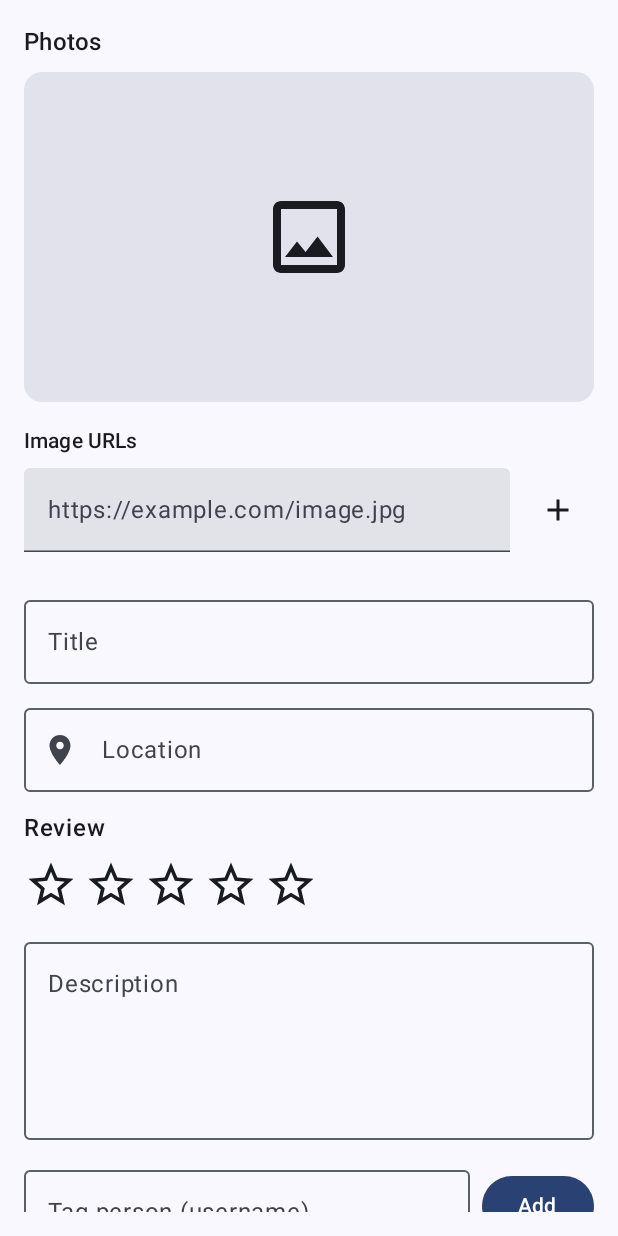
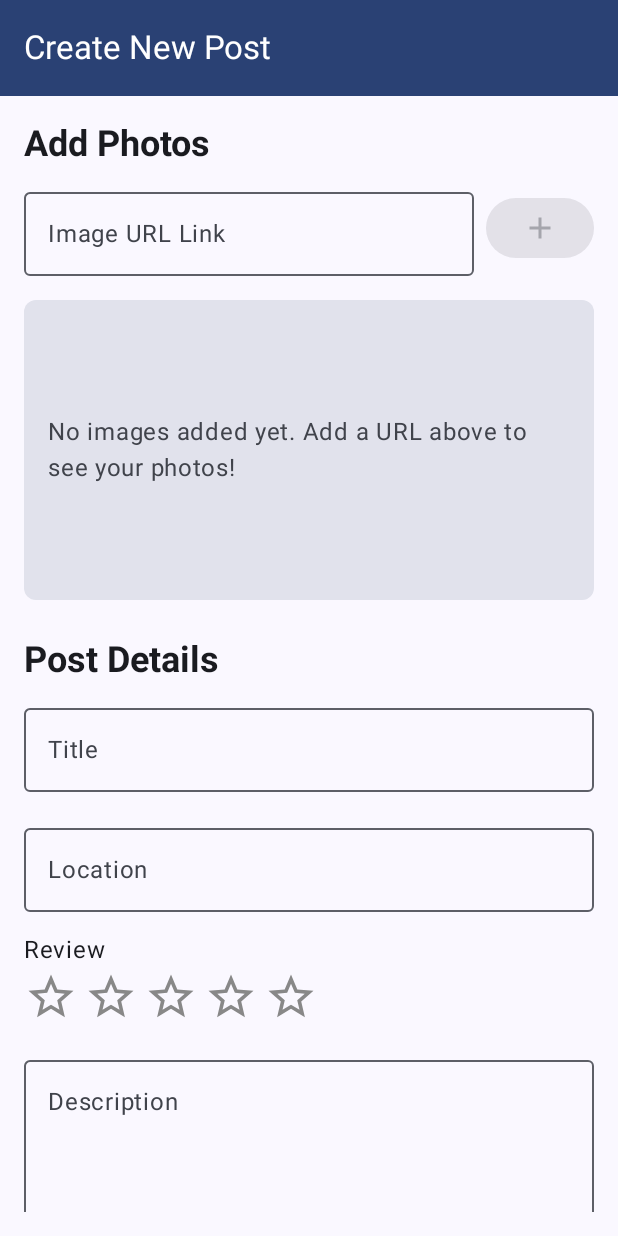
Before and after one commit to shehan-wijekoon/TravelerGuidMobileApp, an Android app built with Jetpack Compose: the composable CreatePostScreen shown on its own in the app's theme, on a phone screen of 412 x 824 dp. Run offline under Robolectric (Android 15) with nearby library versions, the phone set to English and light mode, and no system bars.

Commit message:
Refactor CreatePost feature and update dependencies
Refactored the CreatePostScreen and CreatePostViewModel to simplify image URL handling, post details, and review logic. Updated dependencies in build.gradle.kts for Compose Material3, icons, and Coil. Removed the old CreatePostViewModel implementation and replaced it with a new version using a single input field and improved state management. MainActivity now launches the new CreatePostScreen.

```diff
--- a/app/src/main/java/com/example/travelerguidemobileapp/screens/CreatePostScreen.kt
+++ b/app/src/main/java/com/example/travelerguidemobileapp/screens/CreatePostScreen.kt
@@ -1,263 +1,225 @@
-package com.example.travelerguidemobileapp.screens
+package com.example.travelguidemobileapp.screens
 
-import androidx.compose.foundation.layout.FlowRow
-import androidx.compose.foundation.layout.ExperimentalLayoutApi
-import androidx.compose.material3.ExperimentalMaterial3Api
-import androidx.compose.material3.AssistChip
-import androidx.compose.material3.Icon
-import androidx.compose.material3.Text
-import androidx.compose.material.icons.filled.Close
-
+import androidx.compose.foundation.Image
 import androidx.compose.foundation.background
 import androidx.compose.foundation.clickable
 import androidx.compose.foundation.layout.*
-import androidx.compose.foundation.layout.FlowRow
 import androidx.compose.foundation.lazy.LazyRow
+import androidx.compose.foundation.lazy.items
 import androidx.compose.foundation.rememberScrollState
 import androidx.compose.foundation.shape.RoundedCornerShape
 import androidx.compose.foundation.verticalScroll
 import androidx.compose.material.icons.Icons
 import androidx.compose.material.icons.filled.Add
-import androidx.compose.material.icons.filled.Place
+import androidx.compose.material.icons.filled.Delete
 import androidx.compose.material.icons.filled.Star
-import androidx.compose.material.icons.outlined.Image
-import androidx.compose.material.icons.outlined.StarBorder
+import androidx.compose.material.icons.filled.StarBorder
 import androidx.compose.material3.*
 import androidx.compose.runtime.*
 import androidx.compose.ui.Alignment
 import androidx.compose.ui.Modifier
 import androidx.compose.ui.draw.clip
+import androidx.compose.ui.graphics.Color
 import androidx.compose.ui.layout.ContentScale
-import androidx.compose.ui.platform.LocalContext
-import androidx.compose.ui.platform.LocalFocusManager
 import androidx.compose.ui.text.font.FontWeight
-import androidx.compose.ui.text.input.TextFieldValue
+import androidx.compose.ui.tooling.preview.Preview
 import androidx.compose.ui.unit.dp
-import androidx.compose.ui.unit.sp
 import androidx.lifecycle.viewmodel.compose.viewModel
-import coil.compose.AsyncImage
-import coil.request.ImageRequest
-import com.example.travelerguidemobileapp.viewmodel.CreatePostViewModel
+import coil.compose.rememberAsyncImagePainter
+import com.example.travelguidemobileapp.viewmodel.CreatePostViewModel
 
-@OptIn(ExperimentalLayoutApi::class, ExperimentalMaterial3Api::class)
+@OptIn(ExperimentalMaterial3Api::class)
 @Composable
-fun CreatePostScreen(
-    vm: CreatePostViewModel = viewModel()
-) {
+fun CreatePostScreen(viewModel: CreatePostViewModel = viewModel()) {
     val scrollState = rememberScrollState()
-    val focusManager = LocalFocusManager.current
 
+    Scaffold(
+        topBar = {
+            TopAppBar(
+                title = { Text("Create New Post") },
+                colors = TopAppBarDefaults.topAppBarColors(
+                    containerColor = MaterialTheme.colorScheme.primary,
+                    titleContentColor = MaterialTheme.colorScheme.onPrimary
+                )
+            )
+        }
+    ) { paddingValues ->
         Column(
             modifier = Modifier
                 .fillMaxSize()
+                .padding(paddingValues)
                 .padding(16.dp)
                 .verticalScroll(scrollState),
+            horizontalAlignment = Alignment.CenterHorizontally
         ) {
+            // Image URL Input and Display
             Text(
-            text = "Photos",
-            style = MaterialTheme.typography.titleMedium,
-            modifier = Modifier.padding(bottom = 8.dp)
+                text = "Add Photos",
+                style = MaterialTheme.typography.headlineSmall,
+                fontWeight = FontWeight.Bold,
+                modifier = Modifier.align(Alignment.Start)
             )
-
-        if (vm.imageUrls.isEmpty()) {
-            Box(
-                modifier = Modifier
-                    .fillMaxWidth()
-                    .height(220.dp)
-                    .clip(RoundedCornerShape(12.dp))
-                    .background(MaterialTheme.colorScheme.surfaceVariant),
-                contentAlignment = Alignment.Center
-            ) {
-                Icon(
-                    imageVector = Icons.Outlined.Image,
-                    contentDescription = "placeholder",
-                    modifier = Modifier.size(64.dp),
-                )
-            }
-        } else {
-            val mainUrl = vm.imageUrls.firstOrNull()
-            if (!mainUrl.isNullOrBlank()) {
-                AsyncImage(
-                    model = ImageRequest.Builder(LocalContext.current)
-                        .data(mainUrl)
-                        .crossfade(true)
-                        .build(),
-                    contentDescription = "main photo",
-                    modifier = Modifier
-                        .fillMaxWidth()
-                        .height(220.dp)
-                        .clip(RoundedCornerShape(12.dp)),
-                    contentScale = ContentScale.Crop
-                )
-            }
-
             Spacer(modifier = Modifier.height(8.dp))
 
-            LazyRow(
-                horizontalArrangement = Arrangement.spacedBy(8.dp),
-                modifier = Modifier.fillMaxWidth()
+            Row(
+                modifier = Modifier.fillMaxWidth(),
+                verticalAlignment = Alignment.CenterVertically
             ) {
-                items(vm.imageUrls.size) { idx ->
-                    val url = vm.imageUrls[idx]
-                    AsyncImage(
-                        model = url,
-                        contentDescription = "preview $idx",
-                        modifier = Modifier
-                            .size(88.dp)
-                            .clip(RoundedCornerShape(8.dp)),
-                        contentScale = ContentScale.Crop
+                OutlinedTextField(
+                    value = viewModel.currentUrlInput.value,
+                    onValueChange = { viewModel.currentUrlInput.value = it },
+                    label = { Text("Image URL Link") },
+                    modifier = Modifier.weight(1f)
                 )
-                }
+                Spacer(modifier = Modifier.width(8.dp))
+                Button(
+                    onClick = { viewModel.addImageUrl(viewModel.currentUrlInput.value) },
+                    enabled = viewModel.currentUrlInput.value.isNotBlank()
+                ) {
+                    Icon(Icons.Filled.Add, contentDescription = "Add Image")
                 }
             }
 
             Spacer(modifier = Modifier.height(16.dp))
 
-        // Dynamic URL inputs
-        Text("Image URLs", style = MaterialTheme.typography.titleSmall)
-        Spacer(Modifier.height(8.dp))
-
-        vm.urlInputs.forEachIndexed { idx, value ->
-            var localText by remember { mutableStateOf(TextFieldValue(value)) }
-
-            Row(
-                verticalAlignment = Alignment.CenterVertically,
-                modifier = Modifier.fillMaxWidth()
+            if (viewModel.imageUrls.isNotEmpty()) {
+                LazyRow(
+                    modifier = Modifier
+                        .fillMaxWidth()
+                        .height(200.dp), // Height for the image display area
+                    horizontalArrangement = Arrangement.spacedBy(8.dp)
                 ) {
-                TextField(
-                    value = localText,
-                    onValueChange = {
-                        localText = it
-                        vm.updateUrlInput(idx, it.text)
-                    },
-                    singleLine = true,
-                    placeholder = { Text("https://example.com/image.jpg") },
-                    modifier = Modifier.weight(1f)
+                    items(viewModel.imageUrls) { imageUrl ->
+                        Box(
+                            modifier = Modifier
+                                .size(180.dp, 200.dp) // Individual image size
+                                .clip(RoundedCornerShape(8.dp))
+                                .background(Color.LightGray)
+                        ) {
+                            Image(
+                                painter = rememberAsyncImagePainter(model = imageUrl),
+                                contentDescription = "Travel Image",
+                                contentScale = ContentScale.Crop,
+                                modifier = Modifier.fillMaxSize()
                             )
-
-                Spacer(modifier = Modifier.width(8.dp))
-
-                IconButton(onClick = {
-                    focusManager.clearFocus()
-                    vm.commitUrl(idx)
-                    vm.addUrlInput()
-                }) {
-                    Icon(imageVector = Icons.Default.Add, contentDescription = "Add image")
-                }
-
-                if (vm.urlInputs.size > 1) {
-                    IconButton(onClick = { vm.removeUrlInput(idx) }) {
-                        Icon(imageVector = Icons.Default.Close, contentDescription = "Remove")
+                            IconButton(
+                                onClick = { viewModel.removeImageUrl(imageUrl) },
+                                modifier = Modifier
+                                    .align(Alignment.TopEnd)
+                                    .padding(4.dp)
+                                    .background(Color.Black.copy(alpha = 0.5f), RoundedCornerShape(4.dp))
+                            ) {
+                                Icon(
+                                    Icons.Filled.Delete,
+                                    contentDescription = "Remove Image",
+                                    tint = Color.White
+                                )
                             }
                         }
                     }
-            Spacer(modifier = Modifier.height(8.dp))
                 }
-
-        Spacer(modifier = Modifier.height(16.dp))
-
-        OutlinedTextField(
-            value = vm.title,
-            onValueChange = { vm.setTitle(it) },
-            label = { Text("Title") },
-            modifier = Modifier.fillMaxWidth()
-        )
-
-        Spacer(modifier = Modifier.height(8.dp))
-
-        OutlinedTextField(
-            value = vm.location,
-            onValueChange = { vm.setLocation(it) },
-            label = { Text("Location") },
-            leadingIcon = { Icon(Icons.Default.Place, contentDescription = null) },
-            modifier = Modifier.fillMaxWidth()
-        )
-
-        Spacer(modifier = Modifier.height(12.dp))
-
-        Text("Review", fontWeight = FontWeight.Medium, fontSize = 16.sp)
-        Spacer(modifier = Modifier.height(8.dp))
-        Row {
-            repeat(5) { i ->
-                val selected = i < vm.rating
-                Icon(
-                    imageVector = if (selected) Icons.Filled.Star else Icons.Outlined.StarBorder,
-                    contentDescription = "star ${i + 1}",
-                    modifier = Modifier
-                        .size(36.dp)
-                        .clickable { vm.setRating(i + 1) }
-                )
-                Spacer(modifier = Modifier.width(4.dp))
-            }
-        }
-
-        Spacer(modifier = Modifier.height(12.dp))
-
-        OutlinedTextField(
-            value = vm.description,
-            onValueChange = { vm.setDescription(it) },
-            label = { Text("Description") },
+            } else {
+                Box(
                     modifier = Modifier
                         .fillMaxWidth()
-                .height(140.dp),
-            maxLines = 8
-        )
-
-        Spacer(modifier = Modifier.height(12.dp))
-
-        var tagText by remember { mutableStateOf("") }
-        Row(verticalAlignment = Alignment.CenterVertically) {
-            OutlinedTextField(
-                value = tagText,
-                onValueChange = { tagText = it },
-                label = { Text("Tag person (username)") },
-                modifier = Modifier.weight(1f)
-            )
-            Spacer(modifier = Modifier.width(8.dp))
-            Button(onClick = {
-                if (tagText.isNotBlank()) {
-                    vm.addTag(tagText)
-                    tagText = ""
-                }
-            }) {
-                Text("Add")
-            }
-        }
-
-        Spacer(modifier = Modifier.height(8.dp))
-
-        FlowRow(
-            mainAxisSpacing = 8.dp,
-            crossAxisSpacing = 8.dp,
-            modifier = Modifier.fillMaxWidth()
+                        .height(200.dp)
+                        .clip(RoundedCornerShape(8.dp))
+                        .background(MaterialTheme.colorScheme.surfaceVariant)
+                        .padding(16.dp),
+                    contentAlignment = Alignment.Center
                 ) {
-            vm.tags.forEach { t ->
-                AssistChip(
-                    onClick = { },
-                    label = { Text(t) },
-                    trailingIcon = {
-                        Icon(
-                            imageVector = Icons.Default.Close,
-                            contentDescription = "remove",
-                            modifier = Modifier
-                                .size(16.dp)
-                                .clickable { vm.removeTag(t) }
-                        )
-                    }
+                    Text(
+                        "No images added yet. Add a URL above to see your photos!",
+                        style = MaterialTheme.typography.bodyLarge,
+                        color = MaterialTheme.colorScheme.onSurfaceVariant
                     )
                 }
             }
 
-        Spacer(modifier = Modifier.height(20.dp))
+            Spacer(modifier = Modifier.height(24.dp))
+
+            // Post Details
+            Text(
+                text = "Post Details",
+                style = MaterialTheme.typography.headlineSmall,
+                fontWeight = FontWeight.Bold,
+                modifier = Modifier.align(Alignment.Start)
+            )
+            Spacer(modifier = Modifier.height(8.dp))
+
+            OutlinedTextField(
+                value = viewModel.title.value,
+                onValueChange = { viewModel.updateTitle(it) },
+                label = { Text("Title") },
+                modifier = Modifier.fillMaxWidth()
+            )
+            Spacer(modifier = Modifier.height(16.dp))
+
+            OutlinedTextField(
+                value = viewModel.location.value,
+                onValueChange = { viewModel.updateLocation(it) },
+                label = { Text("Location") },
+                modifier = Modifier.fillMaxWidth()
+            )
+            Spacer(modifier = Modifier.height(16.dp))
+
+            // Review with Stars
+            Text(
+                text = "Review",
+                style = MaterialTheme.typography.bodyLarge,
+                modifier = Modifier.align(Alignment.Start)
+            )
+            Spacer(modifier = Modifier.height(4.dp))
+            Row(
+                modifier = Modifier.fillMaxWidth(),
+                verticalAlignment = Alignment.CenterVertically
+            ) {
+                (1..5).forEach { starIndex ->
+                    Icon(
+                        imageVector = if (starIndex <= viewModel.reviewRating.value) Icons.Filled.Star else Icons.Filled.StarBorder,
+                        contentDescription = "Star $starIndex",
+                        tint = if (starIndex <= viewModel.reviewRating.value) Color(0xFFFFC107) else Color.Gray, // Gold for filled stars
+                        modifier = Modifier
+                            .size(36.dp)
+                            .clickable { viewModel.updateReviewRating(starIndex) }
+                    )
+                    if (starIndex < 5) Spacer(modifier = Modifier.width(4.dp))
+                }
+            }
+            Spacer(modifier = Modifier.height(16.dp))
+
+            OutlinedTextField(
+                value = viewModel.description.value,
+                onValueChange = { viewModel.updateDescription(it) },
+                label = { Text("Description") },
+                modifier = Modifier.fillMaxWidth().height(120.dp),
+                singleLine = false,
+                maxLines = 5
+            )
+            Spacer(modifier = Modifier.height(16.dp))
+
+            OutlinedTextField(
+                value = viewModel.taggedPersons.value,
+                onValueChange = { viewModel.updateTaggedPersons(it) },
+                label = { Text("Tag People (e.g., @john, @jane)") },
+                modifier = Modifier.fillMaxWidth()
+            )
+            Spacer(modifier = Modifier.height(32.dp))
 
             Button(
-            onClick = { vm.submitPost() },
-            modifier = Modifier.fillMaxWidth(),
-            shape = RoundedCornerShape(12.dp),
+                onClick = { viewModel.createPost() },
+                modifier = Modifier.fillMaxWidth().height(56.dp)
             ) {
-            Text("Publish")
+                Text("Create Post", style = MaterialTheme.typography.titleLarge)
+            }
+        }
+    }
 }
 
-        Spacer(modifier = Modifier.height(32.dp))
+@Preview(showBackground = true)
+@Composable
+fun PreviewCreatePostScreen() {
+    MaterialTheme {
+        CreatePostScreen()
     }
 }
--- a/app/src/main/java/com/example/travelerguidemobileapp/viewmodel/CreatePostViewModel.kt.kt
+++ /dev/null
@@ -1,98 +0,0 @@
-package com.example.travelerguidemobileapp.viewmodel
-
-import androidx.compose.runtime.getValue
-import androidx.compose.runtime.mutableStateListOf
-import androidx.compose.runtime.mutableStateOf
-import androidx.compose.runtime.setValue
-import androidx.lifecycle.ViewModel
-
-class CreatePostViewModel : ViewModel() {
-
-    //a dynamic list
-    private val _imageUrls = mutableStateListOf<String>()
-    val imageUrls: List<String> get() = _imageUrls
-
-    //tem text for the currently foused Url input field
-
-    private val _urlInputs = mutableStateListOf<String>()
-    val urlInputs: List<String> get() = _urlInputs
-
-    // form fields
-
-    var title by mutableStateOf("")
-        private set
-
-    var location by mutableStateOf("")
-        private set
-
-    var description by mutableStateOf("")
-        private set
-
-    var rating by mutableStateOf(0)
-        private set
-
-    //tags
-    private val _tags = mutableStateListOf<String>()
-    val tags: List<String> get() = _tags
-
-    init {
-        // Start with one URL input visiable
-        _urlInputs.add("")
-    }
-
-    fun updateUrInputs(index: Int, value: String) {
-        if (index in _urlInputs.indices) _urlInputs[index] = value
-    }
-
-    fun addUrlInput() {
-        _urlInputs.add("") // new empty textbox
-    }
-
-    fun removeUrlInput(index: Int) {
-        if (index in _urlInputs.indices) {
-            _urlInputs.removeAt(index)
-
-            // also remove associated image (if already added)
-            if (index < _imageUrls.size) _imageUrls.removeAt(index)
-        }
-    }
-
-    // user clicks + near to get a input field
-    fun commitUrl(index: Int) {
-        if (index in _urlInputs.indices) {
-            val url = _urlInputs[index].trim()
-            if (url.isNotEmpty()) {
-                // if there is already an image at this index, replace; otherwise append
-                if (index < _imageUrls.size) {
-                    _imageUrls[index] = url
-                } else {
-                    // ensure list keeps same index mapping
-                    while (_imageUrls.size < index) _imageUrls.add("")
-                    _imageUrls.add(url)
-                }
-            }
-        }
-    }
-    fun setTitle(value: String) { title = value }
-    fun setLocation(value: String) { location = value }
-    fun setDescription(value: String) { description = value }
-
-    fun setRating(value: Int) { rating = value.coerceIn(0, 5) }
-
-    fun addTag(tag: String) {
-        val t = tag.trim()
-        if (t.isNotEmpty() && !_tags.contains(t)) _tags.add(t)
-    }
-
-    fun removeTag(tag: String) { _tags.remove(tag) }
-
-    // optional: submit post logic (validate & send to backend)
-    fun submitPost() : Boolean {
-        // Add validation as needed. Here just check basic non-empty title and at least one image.
-        if (title.isBlank()) return false
-        if (_imageUrls.isEmpty()) return false
-
-        // Here, you would prepare post payload and call repository / network layer.
-        return true
-    }
-}
```
Also changed, not shown: app/build.gradle.kts (+20 -6 lines), app/src/main/java/com/example/travelerguidemobileapp/MainActivity.kt (+8 -21 lines), app/src/main/java/com/example/travelerguidemobileapp/viewmodel/CreatePostViewModel.kt (added, +72 -0 lines). Lines whose indentation alone changed are shown as unchanged.
